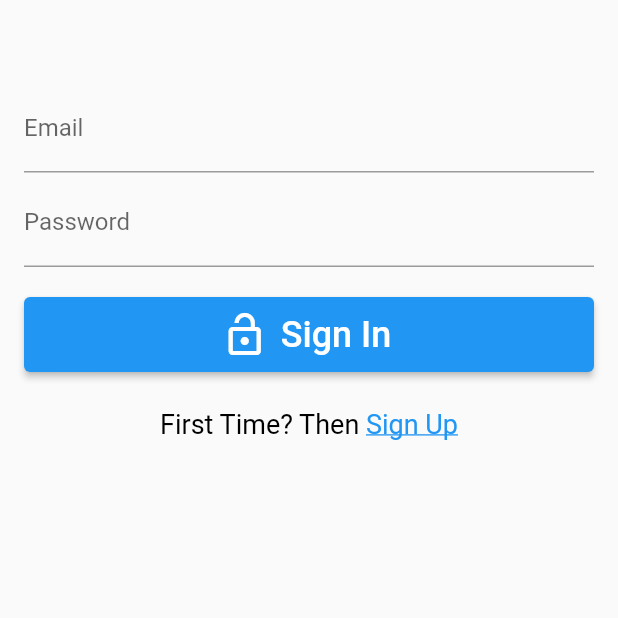
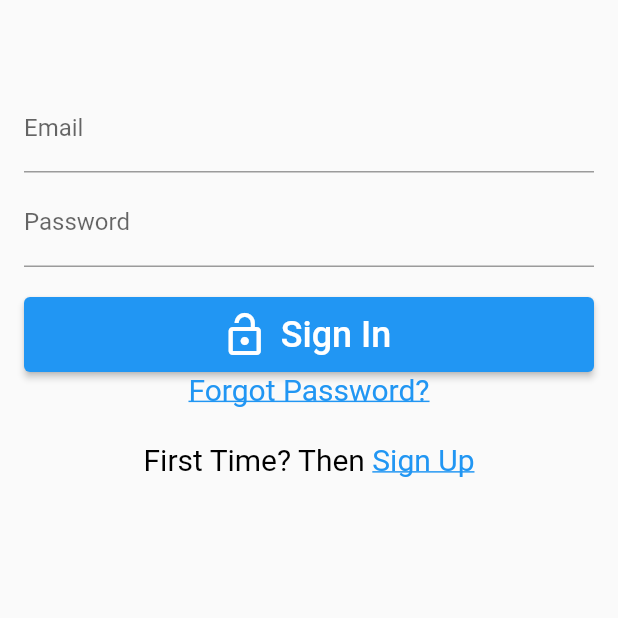
Before and after one commit to GemperC/Dronebag, a Flutter app: the screen it shows after launch, on a phone screen of 412 x 824 dp, the top half of it. Run offline on Flutter 3.47's test engine with Material 2 defaults, Android fonts, the phone set to English and light mode, and no system bars; our stand-ins replace email_validator, firebase_auth, firebase_core; accounts and stored records are empty.

Commit message:
add password reset page

```diff
--- a/lib/screens/login_widget.dart
+++ b/lib/screens/login_widget.dart
@@ -1,3 +1,4 @@
+import 'package:dronebag/screens/forgot_password_page.dart';
 import 'package:dronebag/screens/home_screen.dart';
 import 'package:dronebag/screens/utils.dart';
 import 'package:email_validator/email_validator.dart';
@@ -58,10 +59,23 @@
               label: Text('Sign In', style: TextStyle(fontSize: 24)),
               onPressed: signIn,
             ),
+            GestureDetector(
+              child: Text(
+                'Forgot Password?',
+                style: TextStyle(
+                  decoration: TextDecoration.underline,
+                  color: Theme.of(context).colorScheme.secondary,
+                  fontSize: 20,
+                ),
+              ),
+              onTap: () => Navigator.of(context).push(MaterialPageRoute(
+                builder: (context) => ForgotPasswordPage(),
+              )),
+            ),
             SizedBox(height: 24),
             RichText(
                 text: TextSpan(
-                    style: TextStyle(color: Colors.black, fontSize: 18),
+                    style: TextStyle(color: Colors.black, fontSize: 20),
                     text: 'First Time? Then ',
                     children: [
                   TextSpan(
@@ -92,11 +106,21 @@
 
       switch (e.code) {
         case 'user-not-found':
-          Utils.showSnackBar('No user with those credentials was found');
+          Utils.showSnackBar('Invalid credentials');
           break;
+
         case 'unknown':
           Utils.showSnackBar('Please enter your email and password');
           break;
+
+        case 'invalid-email':
+          Utils.showSnackBar('Please enter a valid email address');
+          break;
+
+        case 'wrong-password':
+          Utils.showSnackBar('Incorrect password');
+          break;
+
         default:
           Utils.showSnackBar(e.message);
       }
--- a/lib/screens/sighup_widget.dart
+++ b/lib/screens/sighup_widget.dart
@@ -74,7 +74,7 @@
               SizedBox(height: 24),
               RichText(
                   text: TextSpan(
-                      style: TextStyle(color: Colors.black, fontSize: 18),
+                      style: TextStyle(color: Colors.black, fontSize: 20),
                       text: 'Already have an account? Then ',
                       children: [
                     TextSpan(
```
Also changed, not shown: lib/screens/forgot_password_page.dart (added, +84 -0 lines).
